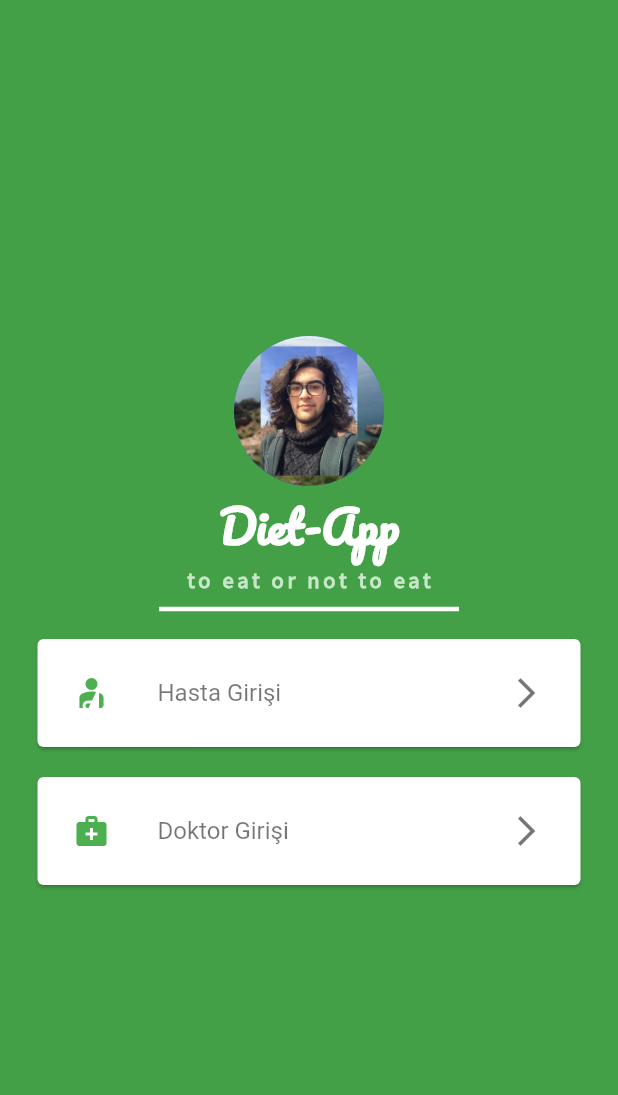
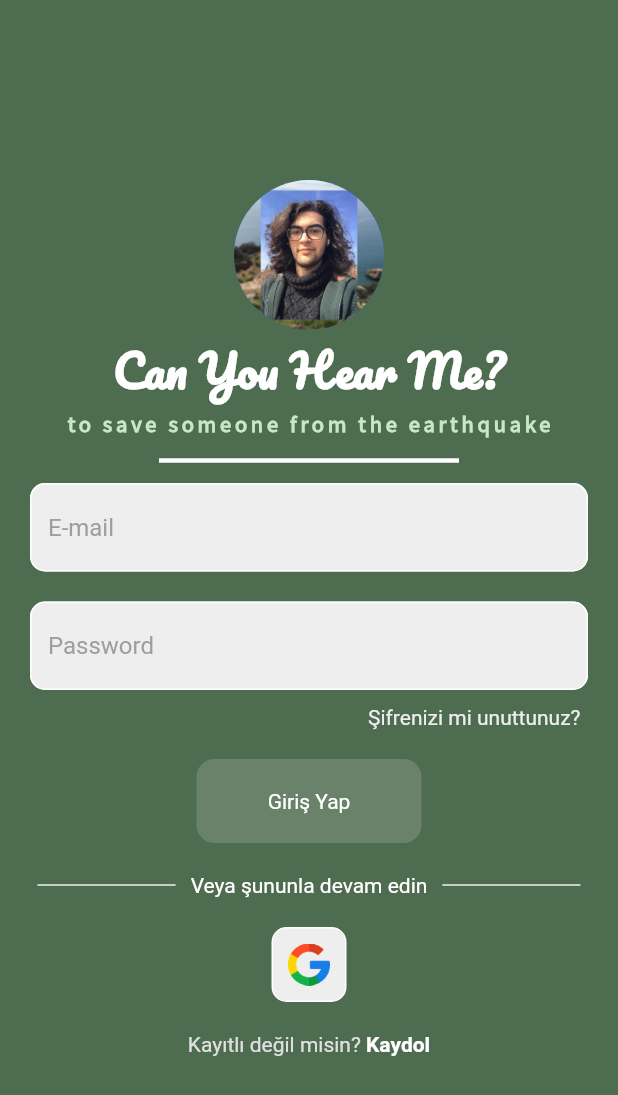
Before and after one commit to Google-Solution-Challenge-Metu/CanYouHearMe, a Flutter app: the screen it shows after launch, on a phone screen of 412 x 824 dp. Shown: the top 1095 px of the screen. Run offline on Flutter 3.47's test engine with Material 2 defaults, Android fonts, the phone set to English and light mode, and no system bars; our stand-ins replace firebase_auth, firebase_core, get, google_nav_bar, image_picker, rive; accounts and stored records are empty; project files that could hold a hidden picture were left out.

Commit message:
idea changed

```diff
--- a/lib/screens/login/auth_login.dart
+++ b/lib/screens/login/auth_login.dart
@@ -1,4 +1,4 @@
-import 'package:dietapp/screens/main_home_page.dart';
+import '../login_page.dart';
 import 'package:firebase_auth/firebase_auth.dart';
 import 'package:flutter/material.dart';
 import 'package:get/get.dart';
--- a/lib/screens/login/login_doctor.dart
+++ b/lib/screens/login_page.dart
@@ -1,25 +1,64 @@
+import 'package:firebase_auth/firebase_auth.dart';
 import 'package:flutter/material.dart';
-import 'package:get/get.dart';
-import 'package:dietapp/routes/routes.dart';
 
-class DoctorLoginPage extends StatefulWidget {
-  const DoctorLoginPage({super.key});
+class MainPage extends StatefulWidget {
+  const MainPage({super.key});
 
   @override
-  State<DoctorLoginPage> createState() => _DoctorLoginPageState();
+  State<MainPage> createState() => _MainPageState();
 }
 
-class _DoctorLoginPageState extends State<DoctorLoginPage> {
-  final usernameController = TextEditingController();
+class _MainPageState extends State<MainPage> {
+  final emailController = TextEditingController();
   final passwordController = TextEditingController();
 
-  void signUserIn() {
-    return runApp(
-      GetMaterialApp(
-        debugShowCheckedModeBanner: false,
-        initialRoute: AppPage.getNavBar(),
-        getPages: AppPage.routes,
-      ),
+  signUserIn() async {
+    try {
+      await FirebaseAuth.instance.signInWithEmailAndPassword(
+        email: emailController.text,
+        password: passwordController.text,
+      );
+    } on FirebaseAuthException catch (e) {
+      if (e.code == "user-not-found") {
+        wrongEmailMessage();
+      } else if (e.code == "wrong-password") {
+        wrongPasswordMessage();
+      } else {
+        nothingMessage();
+      }
+    }
+  }
+
+  void wrongEmailMessage() {
+    showDialog(
+      context: context,
+      builder: (context) {
+        return const AlertDialog(
+          title: Text("Wrong email."),
+        );
+      },
+    );
+  }
+
+  void wrongPasswordMessage() {
+    showDialog(
+      context: context,
+      builder: (context) {
+        return const AlertDialog(
+          title: Text("Wrong email."),
+        );
+      },
+    );
+  }
+
+  void nothingMessage() {
+    showDialog(
+      context: context,
+      builder: (context) {
+        return const AlertDialog(
+          title: Text("No email, password or both."),
+        );
+      },
     );
   }
 
@@ -29,7 +68,7 @@ class _DoctorLoginPageState extends State<DoctorLoginPage> {
   Widget build(BuildContext context) {
     return MaterialApp(
       home: Scaffold(
-        backgroundColor: Colors.green[600],
+        backgroundColor: Color(0xFF4E6C50),
         body: SafeArea(
           child: Center(
             child: Column(
@@ -40,7 +79,7 @@ class _DoctorLoginPageState extends State<DoctorLoginPage> {
                   backgroundImage: AssetImage("assets/images/mithat.jpg"),
                 ),
                 const Text(
-                  "Diet-App",
+                  "Can You Hear Me?",
                   style: TextStyle(
                       fontFamily: "Pacifico",
                       fontSize: 30.0,
@@ -48,7 +87,7 @@ class _DoctorLoginPageState extends State<DoctorLoginPage> {
                       fontWeight: FontWeight.bold),
                 ),
                 Text(
-                  "to eat or not to eat",
+                  "to save someone from the earthquake",
                   style: TextStyle(
                     fontFamily: "Source Sans Pro",
                     fontSize: 15.0,
@@ -65,11 +104,11 @@ class _DoctorLoginPageState extends State<DoctorLoginPage> {
                     thickness: 3.0,
                   ),
                 ),
-                buildTextField(usernameController, "Kullanıcı Adı", false),
+                buildTextField(emailController, "E-mail", false),
                 const SizedBox(
                   height: 20.0,
                 ),
-                buildTextField(passwordController, "Şifre", true),
+                buildTextField(passwordController, "Password", true),
                 const SizedBox(
                   height: 10.0,
                 ),
@@ -173,18 +212,19 @@ class _DoctorLoginPageState extends State<DoctorLoginPage> {
     );
   }
 
-  Padding buildButton(final Function()? onTap) {
+  Padding buildButton(Function() onTap) {
     return Padding(
       padding: const EdgeInsets.symmetric(
         horizontal: 25.0,
       ),
       child: GestureDetector(
+        behavior: HitTestBehavior.translucent,
         onTap: onTap,
         child: Container(
           width: 150.0,
           padding: const EdgeInsets.all(20.0),
           decoration: BoxDecoration(
-              color: Colors.green[700],
+              color: const Color(0xFF698269),
               borderRadius: BorderRadius.circular(12.0)),
           child: const Center(
             child: Text(
--- a/lib/screens/main_home_page.dart
+++ /dev/null
@@ -1,121 +0,0 @@
-import 'package:flutter/material.dart';
-import 'login/login_doctor.dart';
-import 'login/login_patient.dart';
-
-class MainPage extends StatefulWidget {
-  const MainPage({super.key});
-  @override
-  State<MainPage> createState() => _MainPageState();
-}
-
-class _MainPageState extends State<MainPage> {
-  @override
-  Widget build(BuildContext context) {
-    return MaterialApp(
-      home: Scaffold(
-        backgroundColor: Colors.green[600],
-        body: SafeArea(
-          child: Column(
-            mainAxisAlignment: MainAxisAlignment.center,
-            children: <Widget>[
-              const CircleAvatar(
-                radius: 50.0,
-                backgroundImage: AssetImage("assets/images/mithat.jpg"),
-              ),
-              const Text(
-                "Diet-App",
-                style: TextStyle(
-                    fontFamily: "Pacifico",
-                    fontSize: 30.0,
-                    color: Colors.white,
-                    fontWeight: FontWeight.bold),
-              ),
-              Text(
-                "to eat or not to eat",
-                style: TextStyle(
-                  fontFamily: "Source Sans Pro",
-                  fontSize: 15.0,
-                  letterSpacing: 2.5,
-                  fontWeight: FontWeight.bold,
-                  color: Colors.green[100],
-                ),
-              ),
-              const SizedBox(
-                height: 20.0,
-                width: 200.0,
-                child: Divider(
-                  color: Colors.white,
-                  thickness: 3.0,
-                ),
-              ),
-              GestureDetector(
-                behavior: HitTestBehavior.translucent,
-                onTap: () {
-                  Navigator.push(
-                      context,
-                      MaterialPageRoute(
-                          builder: (context) => const PatientLoginPage()));
-                },
-                child: const Card(
-                  margin:
-                      EdgeInsets.symmetric(horizontal: 25.0, vertical: 10.0),
-                  child: Padding(
-                    padding: EdgeInsets.all(8.0),
-                    child: ListTile(
-                      leading: Icon(
-                        Icons.personal_injury,
-                        color: Colors.green,
-                      ),
-                      title: Text(
-                        "Hasta Girişi",
-                        style: TextStyle(
-                          color: Colors.black54,
-                        ),
-                      ),
-                      trailing: Icon(
-                        Icons.arrow_forward_ios,
-                        color: Colors.black54,
-                      ),
-                    ),
-                  ),
-                ),
-              ),
-              GestureDetector(
-                behavior: HitTestBehavior.translucent,
-                onTap: () {
-                  Navigator.push(
-                      context,
-                      MaterialPageRoute(
-                          builder: (context) => const DoctorLoginPage()));
-                },
-                child: const Card(
-                  margin:
-                      EdgeInsets.symmetric(horizontal: 25.0, vertical: 10.0),
-                  child: Padding(
-                    padding: EdgeInsets.all(8.0),
-                    child: ListTile(
-                      leading: Icon(
-                        Icons.medical_services,
-                        color: Colors.green,
-                      ),
-                      title: Text(
-                        "Doktor Girişi",
-                        style: TextStyle(
-                          color: Colors.black54,
-                        ),
-                      ),
-                      trailing: Icon(
-                        Icons.arrow_forward_ios,
-                        color: Colors.black54,
-                      ),
-                    ),
-                  ),
-                ),
-              ),
-            ],
-          ),
-        ),
-      ),
-    );
-  }
-}
```
Also changed, not shown: lib/screens/login/login_patient.dart (deleted, +0 -276 lines).
